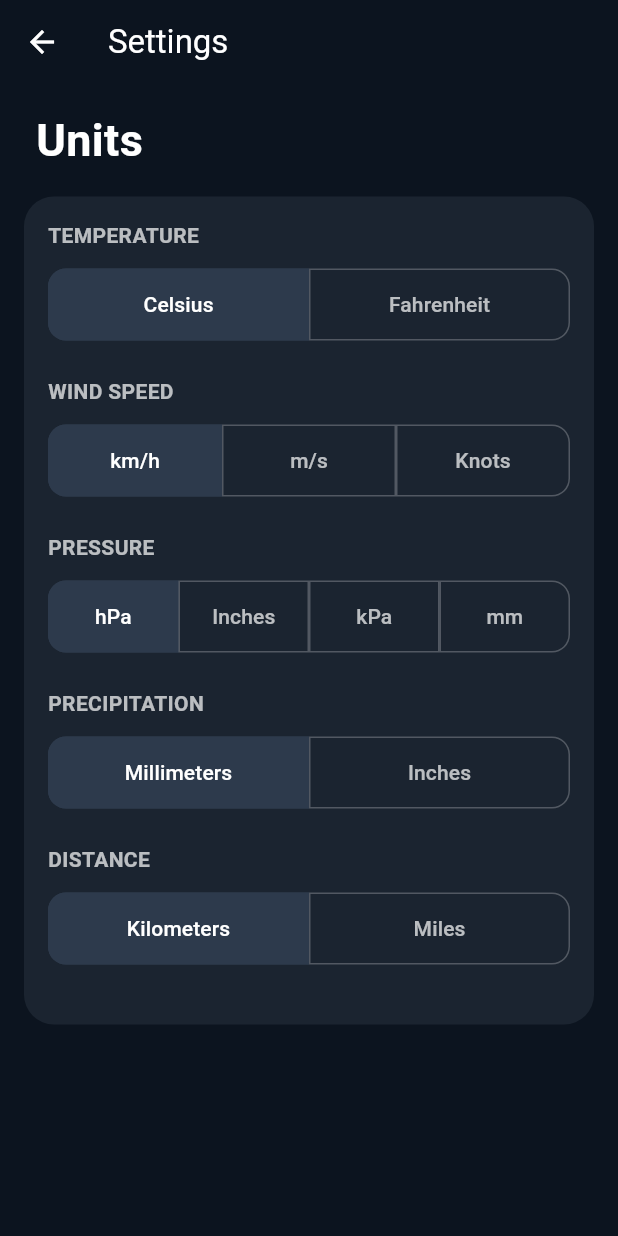
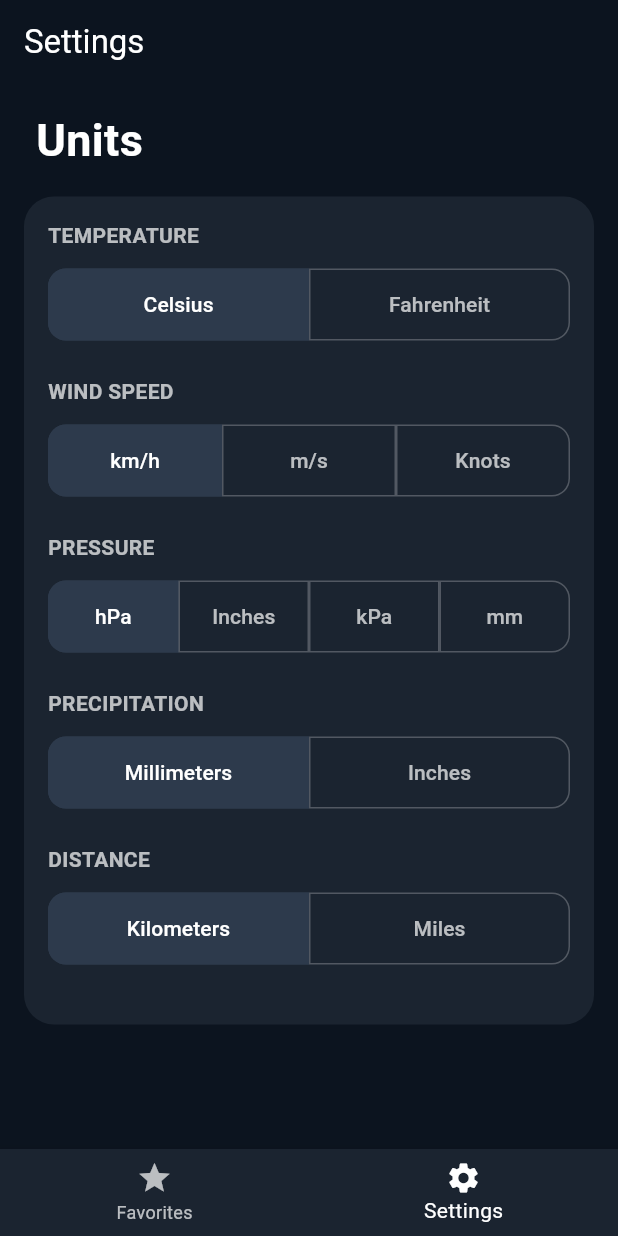
Before and after one commit to ritaleite03/FEUP-MEIC-CPM, a Flutter app: the SettingsPage screen opened directly, on a phone screen of 412 x 824 dp. Run offline on Flutter 3.47's test engine with Material 3 defaults, Android fonts, the phone set to English and light mode, and no system bars; our stand-ins replace fl_chart, flutter_dotenv, shared_preferences, sqflite; missing offline and left inert: flame; accounts and stored records are empty.

Commit message:
bottom bar to access settings and favorites

```diff
--- a/project_2/app/lib/main.dart
+++ b/project_2/app/lib/main.dart
@@ -1,6 +1,5 @@
 import 'package:app/database.dart';
 import 'package:app/pages/favorites.dart';
-import 'package:app/pages/settings.dart';
 import 'package:flutter/material.dart';
 import 'package:flutter_dotenv/flutter_dotenv.dart';
 
--- a/project_2/app/lib/pages/settings.dart
+++ b/project_2/app/lib/pages/settings.dart
@@ -1,3 +1,4 @@
+import 'package:app/pages/favorites.dart';
 import 'package:flutter/material.dart';
 import 'package:shared_preferences/shared_preferences.dart';
 
@@ -195,6 +196,36 @@
           ],
         ),
       ),
+      bottomNavigationBar: Theme(
+        data: Theme.of(context).copyWith(
+          splashFactory: NoSplash.splashFactory,
+          highlightColor: Colors.transparent,
+        ),
+        child: BottomNavigationBar(
+          backgroundColor: const Color(0xFF1B2430),
+          selectedItemColor: Colors.white,
+          unselectedItemColor: Colors.white70,
+          currentIndex: 1,
+          onTap: (int index) {
+            if (index == 0) {
+              Navigator.pushReplacement(
+                context,
+                MaterialPageRoute(builder: (context) => const FavoritesPage()),
+              );
+            }
+          },
+          items: const [
+            BottomNavigationBarItem(
+              icon: Icon(Icons.star),
+              label: 'Favorites',
+            ),
+            BottomNavigationBarItem(
+              icon: Icon(Icons.settings),
+              label: 'Settings',
+            ),
+          ],
+        ),
+      ),
     );
   }
 }
```
Also changed, not shown: project_2/app/lib/pages/favorites.dart (+30 -0 lines).
